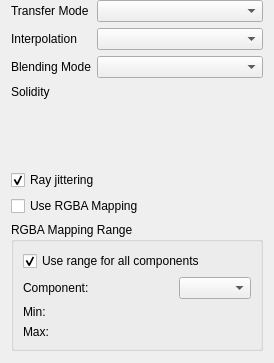
The window that tomviz/pipeline/sinks/VolumeSinkWidget.ui (OpenChemistry/tomviz) describes before a commit, drawn with Qt 5.
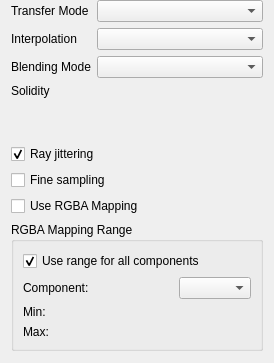
The same window after the commit. Custom widgets are drawn as their Qt base class.

Commit message:
Make ray jittering work and add fine sampling
vtkSmartVolumeMapper hands its own jittering flag to the GPU mapper
when it renders, so the checkbox never took effect. Also expose the
half-voxel ray step as a Fine sampling option, saved with the state.

What changed in the file:
```diff
--- a/tomviz/pipeline/sinks/VolumeSinkWidget.ui
+++ b/tomviz/pipeline/sinks/VolumeSinkWidget.ui
@@ -81,6 +81,16 @@
      </property>
     </widget>
    </item>
+   <item>
+    <widget class="QCheckBox" name="cbFineSampling">
+     <property name="toolTip">
+      <string>&lt;html&gt;&lt;head/&gt;&lt;body&gt;&lt;p&gt;Step each ray at half a voxel instead of about one. Slower, but removes the banding (or, with ray jittering, the grain) that a coarse step draws across surfaces with a steep opacity ramp. Worth turning on for final images and movies. Has no effect on still frames while volumetric scattering is on, which chooses its own step.&lt;/p&gt;&lt;/body&gt;&lt;/html&gt;</string>
+     </property>
+     <property name="text">
+      <string>Fine sampling</string>
+     </property>
+    </widget>
+   </item>
    <item>
     <widget class="QCheckBox" name="useRgbaMapping">
      <property name="toolTip">
```
Left out of the diff: 1 changed line with no effect on the pictures. The commit also changes 4 other files.
